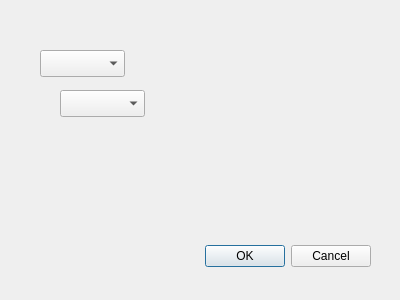
Above: src/mixerdialog.ui from xhorizont/eepe before the change. Below: the same form after it.
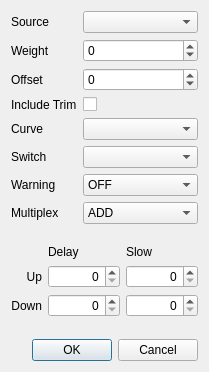
That is the form after the change.

Patch:
```diff
--- a/src/mixerdialog.ui
+++ b/src/mixerdialog.ui
@@ -6,49 +6,277 @@
    <rect>
     <x>0</x>
     <y>0</y>
-    <width>400</width>
-    <height>300</height>
+    <width>209</width>
+    <height>372</height>
    </rect>
   </property>
   <property name="windowTitle">
    <string>Dialog</string>
   </property>
-  <widget class="QDialogButtonBox" name="buttonBox">
-   <property name="geometry">
-    <rect>
-     <x>30</x>
-     <y>240</y>
-     <width>341</width>
-     <height>32</height>
-    </rect>
-   </property>
-   <property name="orientation">
-    <enum>Qt::Horizontal</enum>
-   </property>
-   <property name="standardButtons">
-    <set>QDialogButtonBox::Cancel|QDialogButtonBox::Ok</set>
-   </property>
-  </widget>
-  <widget class="QComboBox" name="sourceCB">
-   <property name="geometry">
-    <rect>
-     <x>40</x>
-     <y>50</y>
-     <width>85</width>
-     <height>27</height>
-    </rect>
-   </property>
-  </widget>
-  <widget class="QComboBox" name="destCB">
-   <property name="geometry">
-    <rect>
-     <x>60</x>
-     <y>90</y>
-     <width>85</width>
-     <height>27</height>
-    </rect>
-   </property>
-  </widget>
+  <layout class="QGridLayout" name="gridLayout_2">
+   <item row="0" column="0">
+    <layout class="QFormLayout" name="formLayout">
+     <property name="fieldGrowthPolicy">
+      <enum>QFormLayout::AllNonFixedFieldsGrow</enum>
+     </property>
+     <item row="0" column="0">
+      <widget class="QLabel" name="label_2">
+       <property name="text">
+        <string>Source</string>
+       </property>
+      </widget>
+     </item>
+     <item row="0" column="1">
+      <widget class="QComboBox" name="sourceCB"/>
+     </item>
+     <item row="1" column="0">
+      <widget class="QLabel" name="label_3">
+       <property name="text">
+        <string>Weight</string>
+       </property>
+      </widget>
+     </item>
+     <item row="1" column="1">
+      <widget class="QSpinBox" name="weightSB">
+       <property name="alignment">
+        <set>Qt::AlignLeading|Qt::AlignLeft|Qt::AlignVCenter</set>
+       </property>
+       <property name="minimum">
+        <number>-125</number>
+       </property>
+       <property name="maximum">
+        <number>125</number>
+       </property>
+      </widget>
+     </item>
+     <item row="2" column="0">
+      <widget class="QLabel" name="label_4">
+       <property name="text">
+        <string>Offset</string>
+       </property>
+      </widget>
+     </item>
+     <item row="2" column="1">
+      <widget class="QSpinBox" name="offsetSB">
+       <property name="alignment">
+        <set>Qt::AlignLeading|Qt::AlignLeft|Qt::AlignVCenter</set>
+       </property>
+       <property name="minimum">
+        <number>-125</number>
+       </property>
+       <property name="maximum">
+        <number>125</number>
+       </property>
+      </widget>
+     </item>
+     <item row="3" column="0">
+      <widget class="QLabel" name="label_5">
+       <property name="text">
+        <string>Include Trim</string>
+       </property>
+      </widget>
+     </item>
+     <item row="3" column="1">
+      <widget class="QCheckBox" name="trimChkB">
+       <property name="text">
+        <string/>
+       </property>
+      </widget>
+     </item>
+     <item row="4" column="0">
+      <widget class="QLabel" name="label_6">
+       <property name="text">
+        <string>Curve</string>
+       </property>
+      </widget>
+     </item>
+     <item row="4" column="1">
+      <widget class="QComboBox" name="curvesCB"/>
+     </item>
+     <item row="5" column="0">
+      <widget class="QLabel" name="label_7">
+       <property name="text">
+        <string>Switch</string>
+       </property>
+      </widget>
+     </item>
+     <item row="5" column="1">
+      <widget class="QComboBox" name="switchesCB"/>
+     </item>
+     <item row="6" column="0">
+      <widget class="QLabel" name="label_8">
+       <property name="text">
+        <string>Warning</string>
+       </property>
+      </widget>
+     </item>
+     <item row="6" column="1">
+      <widget class="QComboBox" name="warningCB">
+       <item>
+        <property name="text">
+         <string>OFF</string>
+        </property>
+       </item>
+       <item>
+        <property name="text">
+         <string>1 Beep</string>
+        </property>
+       </item>
+       <item>
+        <property name="text">
+         <string>2 Beeo</string>
+        </property>
+       </item>
+       <item>
+        <property name="text">
+         <string>3 Beep</string>
+        </property>
+       </item>
+      </widget>
+     </item>
+     <item row="7" column="0">
+      <widget class="QLabel" name="label_9">
+       <property name="text">
+        <string>Multiplex</string>
+       </property>
+      </widget>
+     </item>
+     <item row="7" column="1">
+      <widget class="QComboBox" name="mltpxCB">
+       <item>
+        <property name="text">
+         <string>ADD</string>
+        </property>
+       </item>
+       <item>
+        <property name="text">
+         <string>MULTIPLY</string>
+        </property>
+       </item>
+       <item>
+        <property name="text">
+         <string>REPLACE</string>
+        </property>
+       </item>
+      </widget>
+     </item>
+    </layout>
+   </item>
+   <item row="1" column="0">
+    <layout class="QGridLayout" name="gridLayout" columnstretch="0,1,1">
+     <item row="1" column="1">
+      <widget class="QLabel" name="label_13">
+       <property name="text">
+        <string>Delay</string>
+       </property>
+      </widget>
+     </item>
+     <item row="1" column="2">
+      <widget class="QLabel" name="label_14">
+       <property name="text">
+        <string>Slow</string>
+       </property>
+      </widget>
+     </item>
+     <item row="2" column="0">
+      <widget class="QLabel" name="label_12">
+       <property name="text">
+        <string>Up</string>
+       </property>
+       <property name="alignment">
+        <set>Qt::AlignRight|Qt::AlignTrailing|Qt::AlignVCenter</set>
+       </property>
+      </widget>
+     </item>
+     <item row="2" column="1">
+      <widget class="QSpinBox" name="delayUpSB">
+       <property name="alignment">
+        <set>Qt::AlignRight|Qt::AlignTrailing|Qt::AlignVCenter</set>
+       </property>
+       <property name="maximum">
+        <number>15</number>
+       </property>
+      </widget>
+     </item>
+     <item row="2" column="2">
+      <widget class="QSpinBox" name="slowUpSB">
+       <property name="alignment">
+        <set>Qt::AlignRight|Qt::AlignTrailing|Qt::AlignVCenter</set>
+       </property>
+       <property name="maximum">
+        <number>15</number>
+       </property>
+      </widget>
+     </item>
+     <item row="3" column="0">
+      <widget class="QLabel" name="label_11">
+       <property name="text">
+        <string>Down</string>
+       </property>
+       <property name="alignment">
+        <set>Qt::AlignRight|Qt::AlignTrailing|Qt::AlignVCenter</set>
+       </property>
+      </widget>
+     </item>
+     <item row="3" column="1">
+      <widget class="QSpinBox" name="delayDownSB">
+       <property name="alignment">
+        <set>Qt::AlignRight|Qt::AlignTrailing|Qt::AlignVCenter</set>
+       </property>
+       <property name="maximum">
+        <number>15</number>
+       </property>
+      </widget>
+     </item>
+     <item row="3" column="2">
+      <widget class="QSpinBox" name="slowDownSB">
+       <property name="alignment">
+        <set>Qt::AlignRight|Qt::AlignTrailing|Qt::AlignVCenter</set>
+       </property>
+       <property name="maximum">
+        <number>15</number>
+       </property>
+      </widget>
+     </item>
+     <item row="0" column="1">
+      <spacer name="verticalSpacer">
+       <property name="orientation">
+        <enum>Qt::Vertical</enum>
+       </property>
+       <property name="sizeHint" stdset="0">
+        <size>
+         <width>20</width>
+         <height>40</height>
+        </size>
+       </property>
+      </spacer>
+     </item>
+    </layout>
+   </item>
+   <item row="3" column="0">
+    <widget class="QDialogButtonBox" name="buttonBox">
+     <property name="orientation">
+      <enum>Qt::Horizontal</enum>
+     </property>
+     <property name="standardButtons">
+      <set>QDialogButtonBox::Cancel|QDialogButtonBox::Ok</set>
+     </property>
+    </widget>
+   </item>
+   <item row="2" column="0">
+    <spacer name="verticalSpacer_2">
+     <property name="orientation">
+      <enum>Qt::Vertical</enum>
+     </property>
+     <property name="sizeHint" stdset="0">
+      <size>
+       <width>20</width>
+       <height>40</height>
+      </size>
+     </property>
+    </spacer>
+   </item>
+  </layout>
  </widget>
  <resources/>
  <connections>
```
Left out of the diff: 10 changed lines with no effect on the pictures.
